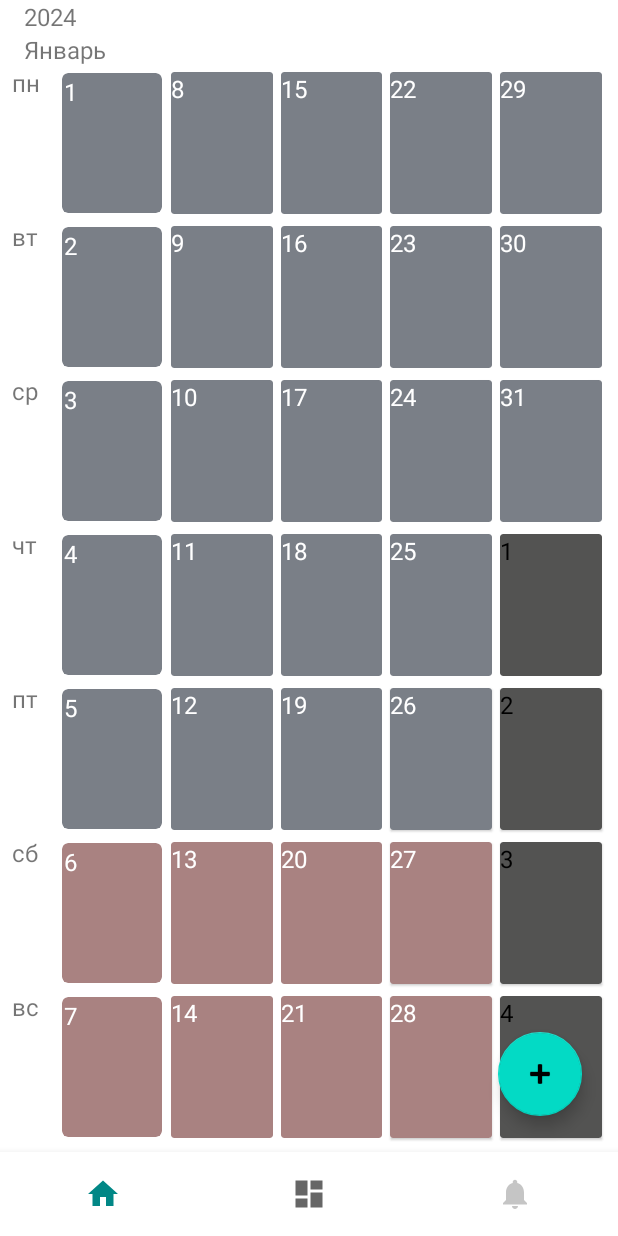
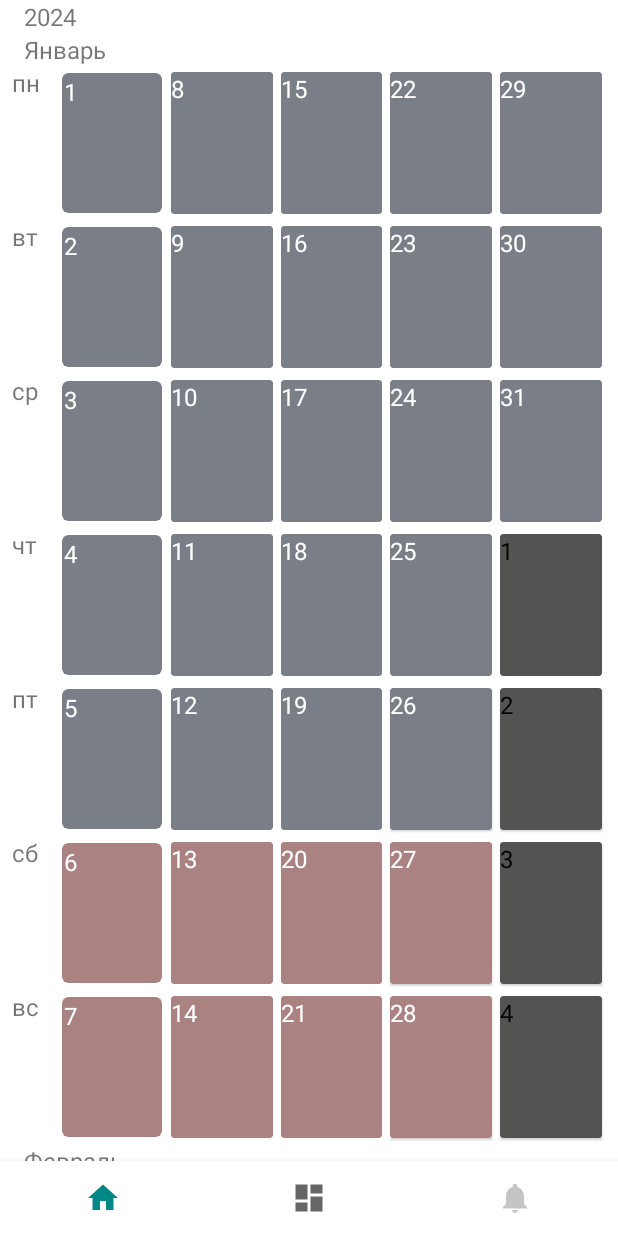
Before and after one commit to AndreyK1105/notePad-android, an Android app: the screen it shows after launch (MainActivity), on a phone screen of 412 x 824 dp. Run offline under Robolectric (Android 15) with nearby library versions, the phone set to English and light mode, and no system bars; our stand-ins replace Room's generated code, navigation-ui; libraries missing offline, so code that uses them is left out: net.openid.appauth; 1 statement that could not run was skipped.

```diff
--- a/app/build.gradle.kts
+++ b/app/build.gradle.kts
@@ -103,5 +103,6 @@ dependencies {
     implementation("org.jetbrains.kotlinx:kotlinx-coroutines-android:1.7.1")
     implementation("com.squareup.retrofit2:retrofit:2.9.0")
     implementation("net.openid:appauth:0.11.1")
+    implementation("net.objecthunter:exp4j:0.4.8")
 
 }
--- a/app/src/main/res/layout/activity_main.xml
+++ b/app/src/main/res/layout/activity_main.xml
@@ -1,13 +1,14 @@
 <?xml version="1.0" encoding="utf-8"?>
+
+
+
     <androidx.constraintlayout.widget.ConstraintLayout
+
     xmlns:android="http://schemas.android.com/apk/res/android"
-
     xmlns:app="http://schemas.android.com/apk/res-auto"
     xmlns:tools="http://schemas.android.com/tools"
-    android:id="@+id/container"
         android:layout_width="match_parent"
-    android:layout_height="match_parent"
-    >
+        android:layout_height="match_parent">
 
         <fragment
             android:id="@+id/nav_host_fragment_activity_main"
@@ -25,14 +26,12 @@
         <com.google.android.material.bottomnavigation.BottomNavigationView
             android:id="@+id/nav_view"
             android:layout_width="0dp"
-        android:layout_height="wrap_content"
+            android:layout_height="50dp"
             android:background="?android:attr/windowBackground"
+            app:labelVisibilityMode="unlabeled"
             app:layout_constraintBottom_toBottomOf="parent"
             app:layout_constraintLeft_toLeftOf="parent"
             app:layout_constraintRight_toRightOf="parent"
             app:layout_constraintTop_toBottomOf="@+id/nav_host_fragment_activity_main"
-        app:menu="@menu/bottom_nav_menu"
-        app:labelVisibilityMode="unlabeled"
-        />
-
+            app:menu="@menu/bottom_nav_menu" />
     </androidx.constraintlayout.widget.ConstraintLayout>
--- a/app/src/main/res/layout/fragment_home.xml
+++ b/app/src/main/res/layout/fragment_home.xml
@@ -1,25 +1,63 @@
 <?xml version="1.0" encoding="utf-8"?>
-<androidx.constraintlayout.widget.ConstraintLayout xmlns:android="http://schemas.android.com/apk/res/android"
+<!--
+<androidx.drawerlayout.widget.DrawerLayout
+    xmlns:android="http://schemas.android.com/apk/res/android"
     xmlns:app="http://schemas.android.com/apk/res-auto"
     xmlns:tools="http://schemas.android.com/tools"
+    android:id="@+id/drawer_layout"
+    android:layout_width="match_parent"
+    android:layout_height="match_parent"
+    android:fitsSystemWindows="true"
+    app:menu="@menu/drawer_menu"
+    tools:openDrawer="start">
+
+    <com.google.android.material.navigation.NavigationView
+        android:id="@+id/navigationView"
+        android:layout_width="150dp"
+        android:layout_height="match_parent"
+        android:layout_gravity="start"
+        android:fitsSystemWindows="true"
+        app:menu="@menu/drawer_menu">
+
+    </com.google.android.material.navigation.NavigationView>
+-->
+
+    <androidx.coordinatorlayout.widget.CoordinatorLayout
+    xmlns:android="http://schemas.android.com/apk/res/android"
+    xmlns:app="http://schemas.android.com/apk/res-auto"
+    xmlns:tools="http://schemas.android.com/tools"
+
+
+
+        android:id="@+id/mainContainer"
+        android:layout_width="match_parent"
+        android:layout_height="match_parent"
+        android:fitsSystemWindows="true"
+        tools:context=".ui.home.HomeFragment">
+
+        <com.google.android.material.appbar.AppBarLayout
+            android:id="@+id/appbar"
+            android:layout_width="match_parent"
+            android:layout_height="wrap_content"/>
+
+    <androidx.recyclerview.widget.RecyclerView
+        android:id="@+id/recyclerView"
+        android:layout_width="match_parent"
+        android:layout_height="wrap_content"
+        android:orientation="vertical"
+        app:layoutManager="androidx.recyclerview.widget.LinearLayoutManager"
+        tools:listitem="@layout/item_calend_row">
+
+    </androidx.recyclerview.widget.RecyclerView>
+
+    </androidx.coordinatorlayout.widget.CoordinatorLayout>
+<!--
+    <androidx.constraintlayout.widget.ConstraintLayout
     android:layout_width="match_parent"
     android:layout_height="match_parent"
     tools:context=".ui.home.HomeFragment">
 
-    <androidx.recyclerview.widget.RecyclerView
-        android:id="@+id/recyclerView"
-        android:layout_width="0dp"
-        android:layout_height="wrap_content"
-        android:orientation="vertical"
-        app:layoutManager="androidx.recyclerview.widget.LinearLayoutManager"
-        app:layout_constraintEnd_toEndOf="parent"
-        app:layout_constraintStart_toStartOf="parent"
-        app:layout_constraintTop_toTopOf="parent"
-        tools:listitem="@layout/item_calend_row">
-
-    </androidx.recyclerview.widget.RecyclerView>
-
-    <com.google.android.material.floatingactionbutton.FloatingActionButton
+        <com.google.android.material.floatingactionbutton.FloatingActionButton
         android:id="@+id/floatingActionButton"
         android:layout_width="wrap_content"
         android:layout_height="wrap_content"
@@ -32,3 +70,7 @@
         app:layout_constraintEnd_toEndOf="parent" />
 
 </androidx.constraintlayout.widget.ConstraintLayout>
+    -->
+<!--
+    </androidx.drawerlayout.widget.DrawerLayout>
+-->
--- /dev/null
+++ b/app/src/main/res/menu/drawer_menu.xml
@@ -0,0 +1,19 @@
+<?xml version="1.0" encoding="utf-8"?>
+<menu xmlns:android="http://schemas.android.com/apk/res/android">
+
+    <item
+        android:id="@+id/itemMenu1"
+        android:layout_width="wrap_content"
+        android:layout_height="wrap_content"
+        android:title="Item1" />
+    <item
+        android:id="@+id/itemMenu2"
+        android:layout_width="wrap_content"
+        android:layout_height="wrap_content"
+        android:title="Item2" />
+    <item
+        android:id="@+id/itemMenu3"
+        android:layout_width="wrap_content"
+        android:layout_height="wrap_content"
+        android:title="Item3" />
+</menu>
```
Also changed, not shown: app/src/main/java/com/example/mynotepad/ui/editnote/EditNote.kt (+79 -3 lines), app/src/main/java/com/example/mynotepad/ui/home/HomeFragment.kt (+12 -3 lines). Lines whose indentation alone changed are shown as unchanged.
